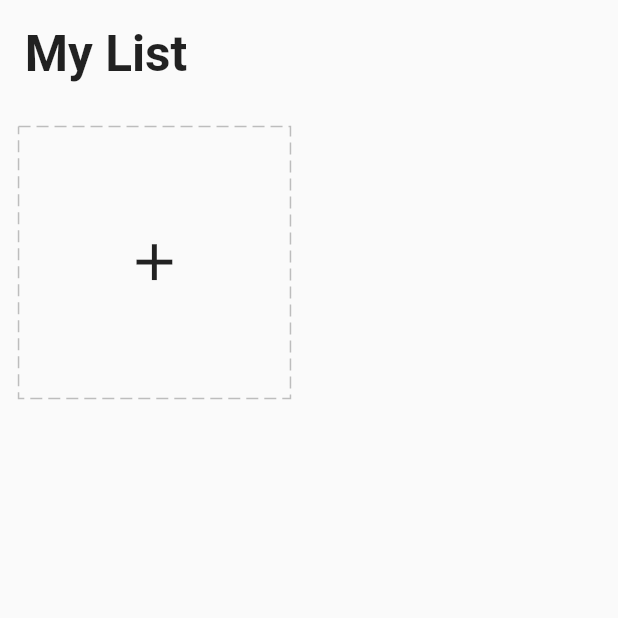
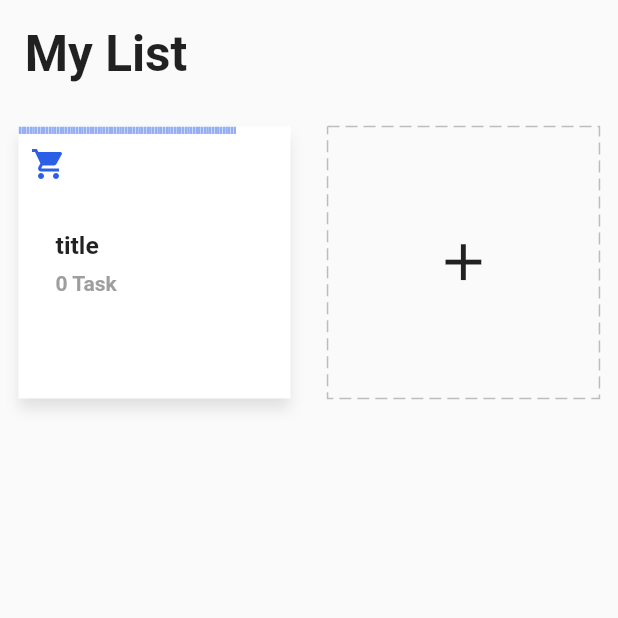
Before and after one commit to Por2505/todolist-flutter, a Flutter app: the screen it shows after launch, on a phone screen of 412 x 824 dp, the top half of it. Run offline on Flutter 3.47's test engine with Material 2 defaults, Android fonts, the phone set to English and light mode, and no system bars; drawn by our look-alikes of dotted_border, step_progress_indicator; our stand-ins replace equatable, flutter_easyloading, get, get_storage.

Commit message:
add task card

```diff
--- a/lib/app/modules/home/view.dart
+++ b/lib/app/modules/home/view.dart
@@ -3,6 +3,9 @@ import 'package:get/get.dart';
 import 'package:tutorial/app/core/utils/extensions.dart';
 import 'package:tutorial/app/modules/home/controller.dart';
 import 'package:tutorial/app/modules/home/widgets/add_card.dart';
+import 'package:tutorial/app/modules/home/widgets/task_card.dart';
+
+import '../../data/models/task.dart';
 
 class HomePage extends GetView<HomeController> {
   const HomePage({Key?key}) : super(key: key);
@@ -21,7 +24,7 @@ class HomePage extends GetView<HomeController> {
                 crossAxisCount: 2,
               shrinkWrap: true,
               physics: const ClampingScrollPhysics(),
-              children: [AddCard()],
+              children: [TaskCard(task: Task(title:'title',icon:0xe59c,color: '#FF2B60E6')),AddCard()],
             )
           ],
         ),
--- a/lib/app/modules/home/widgets/add_card.dart
+++ b/lib/app/modules/home/widgets/add_card.dart
@@ -88,6 +88,9 @@ class AddCard extends StatelessWidget{
               ),
             )
           );
+          homeCtrl.editCtrl.clear();
+          homeCtrl.changeChipIndex(0);
+
         },
         child: DottedBorder(
           color:Colors.grey[400]!,
--- /dev/null
+++ b/lib/app/modules/home/widgets/task_card.dart
@@ -0,0 +1,76 @@
+import 'package:flutter/material.dart';
+import 'package:tutorial/app/core/utils/extensions.dart';
+import 'package:tutorial/app/modules/home/controller.dart';
+import 'package:get/get.dart';
+import 'package:step_progress_indicator/step_progress_indicator.dart';
+import '../../../data/models/task.dart';
+class TaskCard extends StatelessWidget {
+  final homeCtrl = Get.find<HomeController>();
+  final Task task;
+  TaskCard({Key? key,required this.task}) : super(key: key);
+
+  @override
+  Widget build(BuildContext context) {
+    final color = HexColor.fromHex(task.color);
+    var squareWidth = Get.width - 12.0.wp;
+    return Container(
+      width: squareWidth /2,
+      height: squareWidth /2,
+      margin: EdgeInsets.all(3.0.wp),
+      decoration: BoxDecoration(
+        color: Colors.white,
+        boxShadow: [
+          BoxShadow(
+            color: Colors.grey[300]!,
+            blurRadius: 7,
+            offset: const Offset(0,7)
+
+          )
+        ]
+      ),
+      child: Column(
+        crossAxisAlignment: CrossAxisAlignment.start,
+        children: [
+          // TODO change after finish todo crud
+          StepProgressIndicator(totalSteps: 100,
+          currentStep: 80,
+          size: 5,
+          padding: 0,
+          selectedGradientColor: LinearGradient(
+            begin: Alignment.topLeft,
+            end:Alignment.bottomRight,
+            colors: [color.withOpacity(0.5),color]
+          ),
+            unselectedGradientColor: const LinearGradient(
+                begin: Alignment.topLeft,
+                end:Alignment.bottomRight,
+                colors: [Colors.white,Colors.white]
+            ),
+          ),
+          Padding(
+            padding: const EdgeInsets.all(8.0),
+            child: Icon(IconData(task.icon,fontFamily: 'MaterialIcons'),color: color,),
+          ),
+          Padding(
+            padding: EdgeInsets.all(6.0.wp),
+            child: Column(crossAxisAlignment: CrossAxisAlignment.start,
+              children: [
+                Text(task.title,style: TextStyle(
+                  fontWeight: FontWeight.bold,
+                  fontSize: 12.0.sp
+                ),
+                  overflow: TextOverflow.ellipsis,
+                ),
+                SizedBox(height: 2.0.wp,),
+                Text('${task.todos?.length ?? 0} Task',style: const TextStyle(
+                  fontWeight: FontWeight.bold,
+                  color: Colors.grey
+                ),),
+              ],
+            ),
+          )
+        ],
+      ),
+    );
+  }
+}
```
